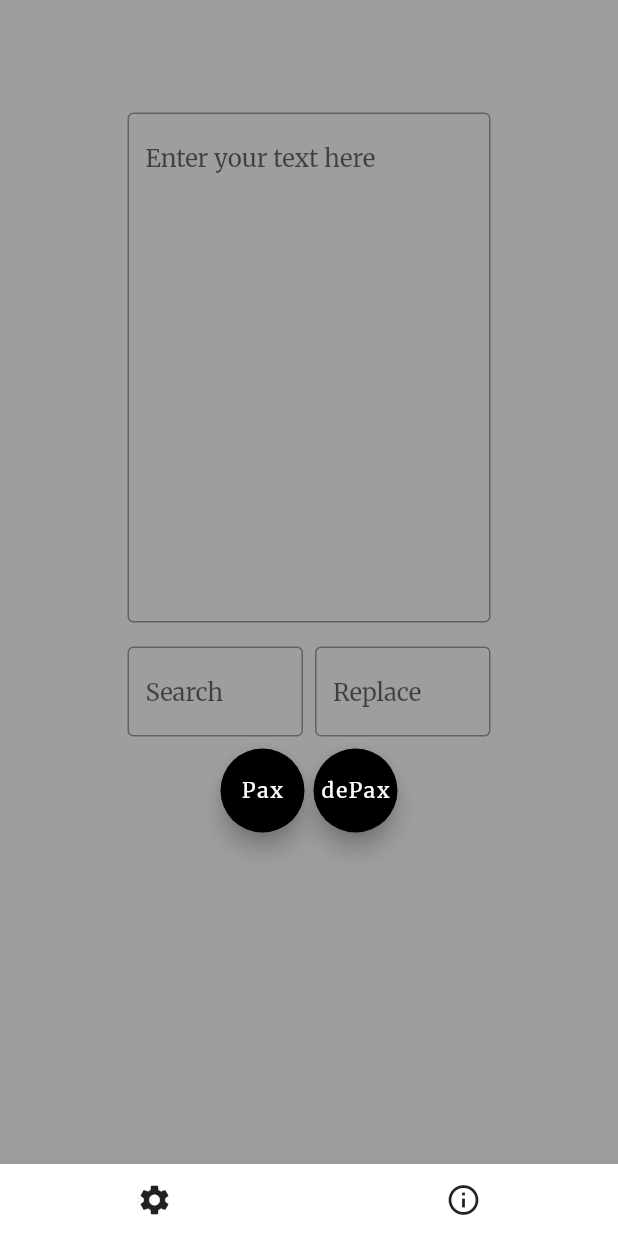
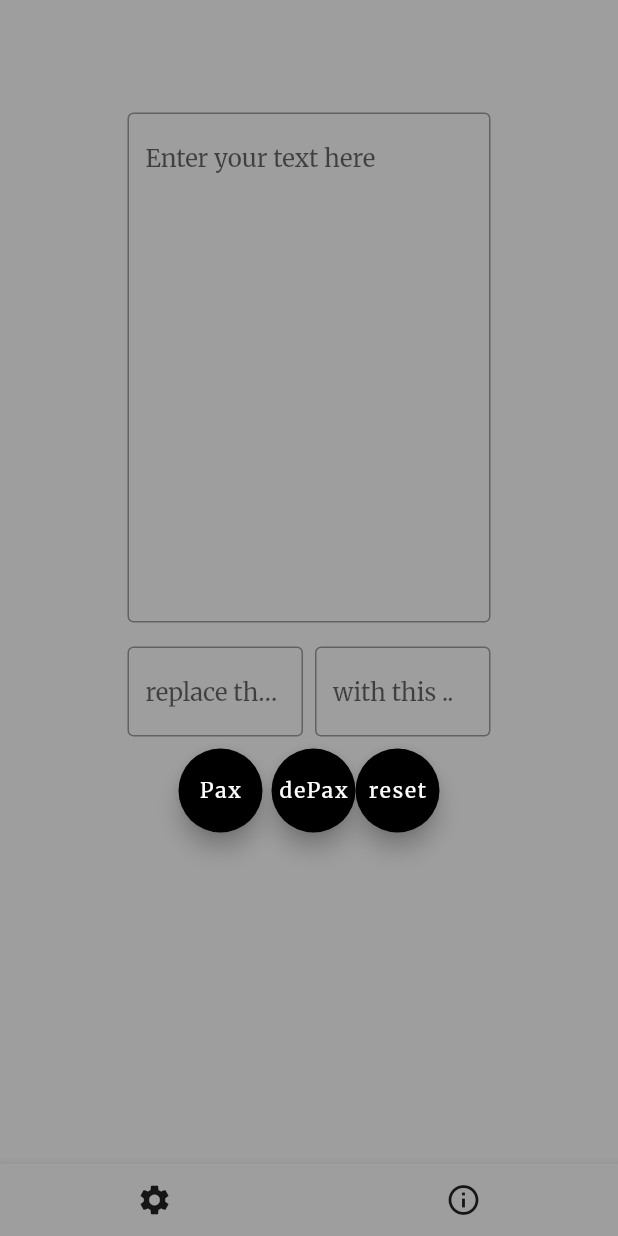
Before and after one commit to radG1t/PaX, a Flutter app: the screen it shows after launch, on a phone screen of 412 x 824 dp. Run offline on Flutter 3.47's test engine with Material 2 defaults, Android fonts, the phone set to English and light mode, and no system bars; our stand-ins replace google_fonts.

Commit message:
reset btn added,hint texts changed

```diff
--- a/lib/home.dart
+++ b/lib/home.dart
@@ -112,7 +112,7 @@ class _HomeState extends State<Home> {
                     child: TextField(
                       controller: searchController,
                       decoration: const InputDecoration(
-                        hintText: 'Search',
+                        hintText: 'replace this ..',
                         border: OutlineInputBorder(),
                       ),
                     ),
@@ -122,7 +122,7 @@ class _HomeState extends State<Home> {
                     child: TextField(
                       controller: replaceController,
                       decoration: const InputDecoration(
-                        hintText: 'Replace',
+                        hintText: 'with this ..',
                         border: OutlineInputBorder(),
                       ),
                     ),
@@ -142,12 +142,17 @@ class _HomeState extends State<Home> {
                     onPressed: _undo,
                     child: const Text('dePax'),
                   ),
+                  FloatingActionButton(
+                    onPressed: _reset,
+                    child: const Text('reset'),
+                  ),
                 ],
               ),
             ],
           ),
         ),
         bottomNavigationBar: BottomAppBar(
+          color: Colors.grey,
           child: Row(
             mainAxisAlignment: MainAxisAlignment.spaceAround,
             children: [
```
